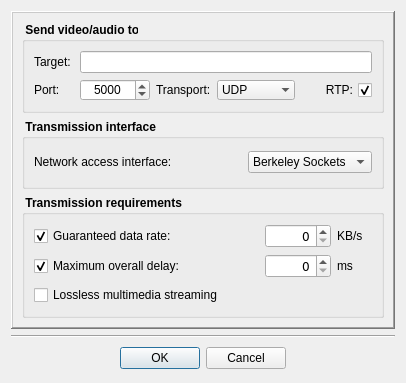
Above: Homer/forms/Dialogs/AddNetworkSinkDialog.ui from Homer-Conferencing/Homer-Conferencing before the change. Below: the same form after it.
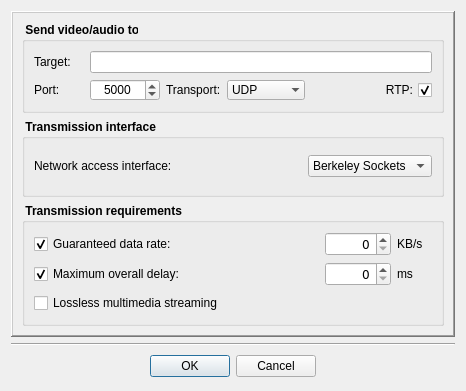
That is the form after the change. Icons and pictures are not drawn.

Commit message: - bug-fix for widget composition

The edit to the form file:
```diff
--- a/Homer/forms/Dialogs/AddNetworkSinkDialog.ui
+++ b/Homer/forms/Dialogs/AddNetworkSinkDialog.ui
@@ -6,8 +6,8 @@
    <rect>
     <x>0</x>
     <y>0</y>
-    <width>406</width>
-    <height>383</height>
+    <width>466</width>
+    <height>391</height>
    </rect>
   </property>
   <property name="sizePolicy">
@@ -63,13 +63,13 @@
              </property>
              <property name="minimumSize">
               <size>
-               <width>40</width>
+               <width>50</width>
                <height>16</height>
               </size>
              </property>
              <property name="maximumSize">
               <size>
-               <width>40</width>
+               <width>50</width>
                <height>16</height>
               </size>
              </property>
@@ -219,13 +219,13 @@
              </property>
              <property name="minimumSize">
               <size>
-               <width>40</width>
+               <width>50</width>
                <height>16</height>
               </size>
              </property>
              <property name="maximumSize">
               <size>
-               <width>40</width>
+               <width>50</width>
                <height>16</height>
               </size>
              </property>
```
